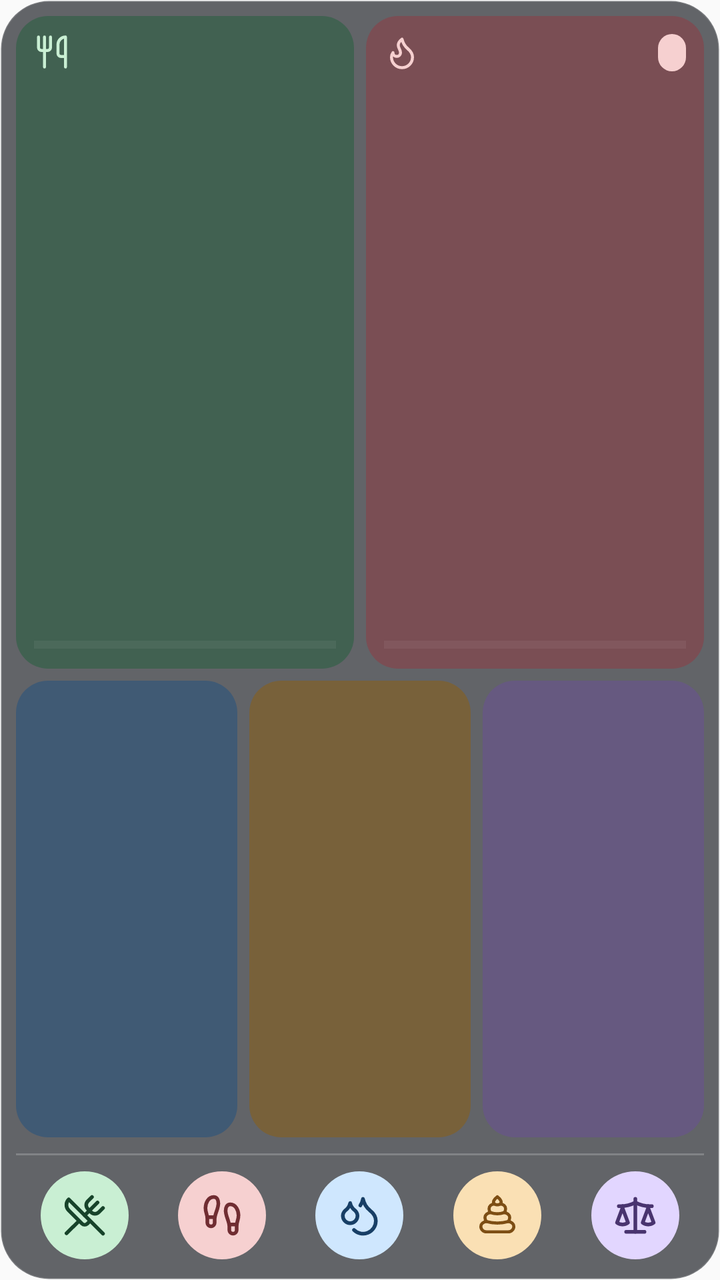
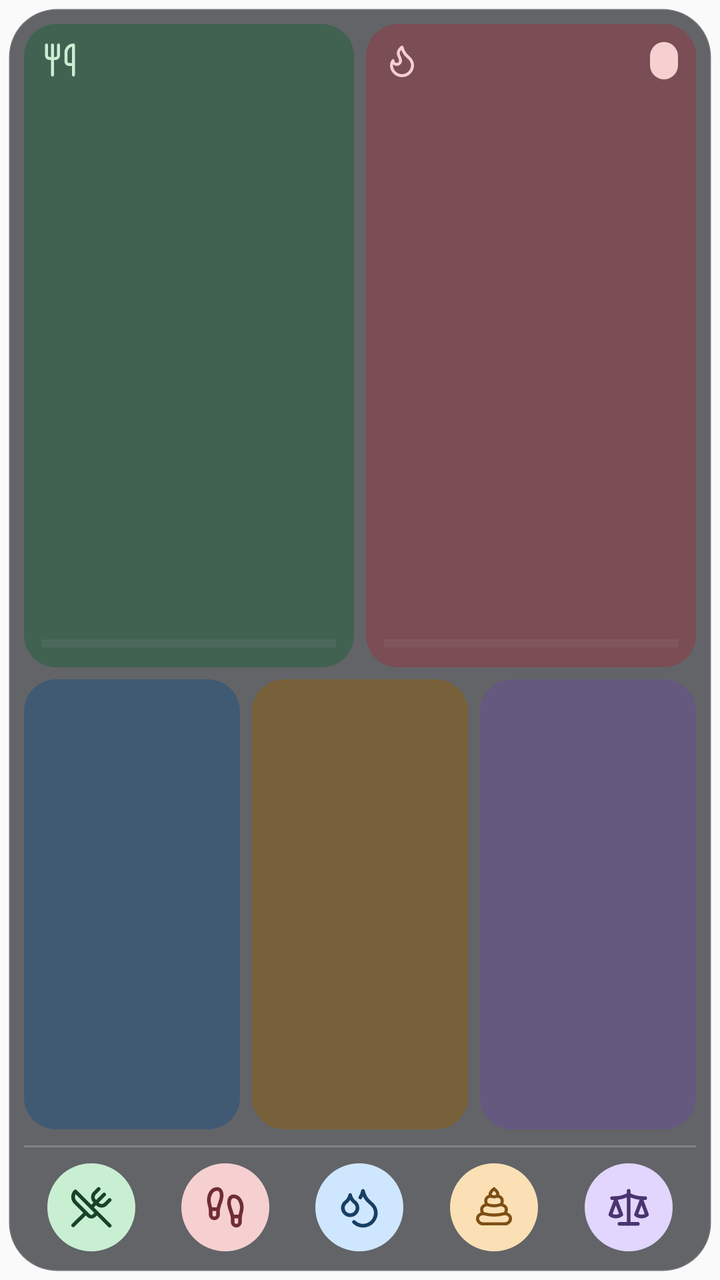

Screens rendered from an Android XML layout before and after an edit, with the pre-edit source and the edit as a unified diff.
<!-- AndroidManifest.xml: application theme AppTheme -->
<!-- res/layout/widget_large_dark.xml -->
<?xml version="1.0" encoding="utf-8"?>
<LinearLayout xmlns:android="http://schemas.android.com/apk/res/android"
    android:id="@+id/widget_root"
    android:layout_width="match_parent"
    android:layout_height="match_parent"
    android:background="@drawable/widget_surface_dark"
    android:orientation="vertical"
    android:padding="8dp">

    
    <LinearLayout
        android:layout_width="match_parent"
        android:layout_height="0dp"
        android:layout_weight="1"
        android:orientation="horizontal">

        <LinearLayout
            android:id="@+id/widget_intake_card"
            style="@style/WidgetCard"
            android:layout_width="0dp"
            android:layout_marginEnd="6dp"
            android:layout_weight="1"
            android:background="@drawable/widget_card_intake_dark">

            <LinearLayout style="@style/WidgetCardHeader">
                <ImageView
                    android:id="@+id/widget_intake_icon"
                    android:layout_width="18dp"
                    android:layout_height="18dp"
                    android:importantForAccessibility="no"
                    android:src="@drawable/widget_intake_icon_dark" />
                
                <FrameLayout
                    android:layout_width="0dp"
                    android:layout_height="0dp"
                    android:layout_weight="1" />
                <TextView
                    android:id="@+id/widget_intake_net"
                    style="@style/WidgetPill"
                    android:background="@drawable/widget_pill_surplus_dark"
                    android:textColor="#17432A"
                    android:visibility="gone" />
            </LinearLayout>

            <TextView
                android:id="@+id/widget_intake_value"
                style="@style/WidgetValue"
                android:textColor="#E6F8EB" />

            <ProgressBar
                android:id="@+id/widget_intake_bar"
                style="?android:attr/progressBarStyleHorizontal"
                android:layout_width="match_parent"
                android:layout_height="6dp"
                android:layout_marginTop="4dp"
                android:indeterminate="false"
                android:max="100"
                android:progress="0"
                android:progressBackgroundTint="#33FFFFFF"
                android:progressTint="#C9EFD3" />
        </LinearLayout>

        <LinearLayout
            android:id="@+id/widget_burned_card"
            style="@style/WidgetCard"
            android:layout_width="0dp"
            android:layout_weight="1"
            android:background="@drawable/widget_card_burned_dark">

            <LinearLayout style="@style/WidgetCardHeader">
                <ImageView
                    android:id="@+id/widget_burned_icon"
                    android:layout_width="18dp"
                    android:layout_height="18dp"
                    android:importantForAccessibility="no"
                    android:src="@drawable/widget_burned_icon_dark" />
                
                <FrameLayout
                    android:layout_width="0dp"
                    android:layout_height="0dp"
                    android:layout_weight="1" />
                <TextView
                    android:id="@+id/widget_burned_net"
                    style="@style/WidgetPill"
                    android:background="@drawable/widget_pill_deficit_dark"
                    android:textColor="#702D32" />
            </LinearLayout>

            <TextView
                android:id="@+id/widget_burned_value"
                style="@style/WidgetValue"
                android:textColor="#FBE9E9" />

            <ProgressBar
                android:id="@+id/widget_burned_bar"
                style="?android:attr/progressBarStyleHorizontal"
                android:layout_width="match_parent"
                android:layout_height="6dp"
                android:layout_marginTop="4dp"
                android:indeterminate="false"
                android:max="100"
                android:progress="0"
                android:progressBackgroundTint="#33FFFFFF"
                android:progressTint="#F6D0D0" />
        </LinearLayout>
    </LinearLayout>

    
    <LinearLayout
        android:layout_width="match_parent"
        android:layout_height="0dp"
        android:layout_marginTop="6dp"
        android:layout_weight="0.7"
        android:orientation="horizontal">

        <FrameLayout
            android:id="@+id/widget_carbs_card"
            style="@style/WidgetMacroCard"
            android:layout_marginEnd="6dp"
            android:background="@drawable/widget_card_carbs_dark">
            <TextView
                android:id="@+id/widget_carbs_letter"
                style="@style/WidgetMacroLetter"
                android:layout_gravity="top|start"
                android:textColor="#A9D2F7" />
            <LinearLayout style="@style/WidgetMacroBody">
                <TextView
                    android:id="@+id/widget_carbs_value"
                    style="@style/WidgetMacroValue"
                    android:textColor="#E3F1FF" />
                <TextView
                    android:id="@+id/widget_carbs_percent"
                    style="@style/WidgetMacroPercent"
                    android:textColor="#A9D2F7" />
            </LinearLayout>
        </FrameLayout>

        <FrameLayout
            android:id="@+id/widget_protein_card"
            style="@style/WidgetMacroCard"
            android:layout_marginEnd="6dp"
            android:background="@drawable/widget_card_protein_dark">
            <TextView
                android:id="@+id/widget_protein_letter"
                style="@style/WidgetMacroLetter"
                android:layout_gravity="top|start"
                android:textColor="#F0C888" />
            <LinearLayout style="@style/WidgetMacroBody">
                <TextView
                    android:id="@+id/widget_protein_value"
                    style="@style/WidgetMacroValue"
                    android:textColor="#FFF1D9" />
                <TextView
                    android:id="@+id/widget_protein_percent"
                    style="@style/WidgetMacroPercent"
                    android:textColor="#F0C888" />
            </LinearLayout>
        </FrameLayout>

        <FrameLayout
            android:id="@+id/widget_fat_card"
            style="@style/WidgetMacroCard"
            android:background="@drawable/widget_card_fat_dark">
            <TextView
                android:id="@+id/widget_fat_letter"
                style="@style/WidgetMacroLetter"
                android:layout_gravity="top|start"
                android:textColor="#C9B5F5" />
            <LinearLayout style="@style/WidgetMacroBody">
                <TextView
                    android:id="@+id/widget_fat_value"
                    style="@style/WidgetMacroValue"
                    android:textColor="#F1EAFF" />
                <TextView
                    android:id="@+id/widget_fat_percent"
                    style="@style/WidgetMacroPercent"
                    android:textColor="#C9B5F5" />
            </LinearLayout>
        </FrameLayout>
    </LinearLayout>

    <LinearLayout
        android:id="@+id/widget_divider"
        android:layout_width="match_parent"
        android:layout_height="1dp"
        android:layout_marginTop="8dp"
        android:layout_marginBottom="6dp"
        android:background="#33FFFFFF" />

    <include layout="@layout/widget_actions_five" />
</LinearLayout>
<!-- res/layout/widget_actions_five.xml (included above) -->
<?xml version="1.0" encoding="utf-8"?>
<LinearLayout xmlns:android="http://schemas.android.com/apk/res/android" android:layout_width="match_parent" android:layout_height="48dp" android:orientation="horizontal" android:gravity="center">
    <ImageButton android:id="@+id/widget_food" style="@style/WidgetAction"
        android:src="@drawable/widget_food_icon" android:contentDescription="@string/widget_food" />
    <ImageButton android:id="@+id/widget_movement" style="@style/WidgetAction"
        android:src="@drawable/widget_movement_icon" android:contentDescription="@string/widget_movement" />
    <ImageButton android:id="@+id/widget_water" style="@style/WidgetAction"
        android:src="@drawable/widget_water_icon" android:contentDescription="@string/widget_water" />
    <ImageButton android:id="@+id/widget_poop" style="@style/WidgetAction"
        android:src="@drawable/widget_poop_icon" android:contentDescription="@string/widget_poop" />
    <ImageButton android:id="@+id/widget_weight" style="@style/WidgetAction"
        android:src="@drawable/widget_weight_icon" android:contentDescription="@string/widget_weight" />
    <ImageButton android:id="@+id/widget_custom" style="@style/WidgetAction" android:visibility="gone"
        android:src="@drawable/widget_custom_icon" android:contentDescription="@string/widget_custom" />
</LinearLayout>
<!-- resources referenced by this layout -->
<resources>
  <!-- drawable widget_card_burned_dark (drawable) -->
  <?xml version="1.0" encoding="utf-8"?>
  <shape xmlns:android="http://schemas.android.com/apk/res/android" android:shape="rectangle">
      <solid android:color="#9E8A4249" />
      <corners android:radius="16dp" />
  </shape>
  <!-- drawable widget_card_carbs_dark (drawable) -->
  <?xml version="1.0" encoding="utf-8"?>
  <shape xmlns:android="http://schemas.android.com/apk/res/android" android:shape="rectangle">
      <solid android:color="#9E2C557D" />
      <corners android:radius="16dp" />
  </shape>
  <!-- drawable widget_card_fat_dark (drawable) -->
  <?xml version="1.0" encoding="utf-8"?>
  <shape xmlns:android="http://schemas.android.com/apk/res/android" android:shape="rectangle">
      <solid android:color="#9E6A5390" />
      <corners android:radius="16dp" />
  </shape>
  <!-- drawable widget_card_intake_dark (drawable) -->
  <?xml version="1.0" encoding="utf-8"?>
  <shape xmlns:android="http://schemas.android.com/apk/res/android" android:shape="rectangle">
      <solid android:color="#9E2E6045" />
      <corners android:radius="16dp" />
  </shape>
  <!-- drawable widget_card_protein_dark (drawable) -->
  <?xml version="1.0" encoding="utf-8"?>
  <shape xmlns:android="http://schemas.android.com/apk/res/android" android:shape="rectangle">
      <solid android:color="#9E87601F" />
      <corners android:radius="16dp" />
  </shape>
  <!-- drawable widget_pill_deficit_dark (drawable) -->
  <?xml version="1.0" encoding="utf-8"?>
  <shape xmlns:android="http://schemas.android.com/apk/res/android" android:shape="rectangle">
      <solid android:color="#F6D0D0" />
      <corners android:radius="12dp" />
  </shape>
  <!-- drawable widget_pill_surplus_dark (drawable) -->
  <?xml version="1.0" encoding="utf-8"?>
  <shape xmlns:android="http://schemas.android.com/apk/res/android" android:shape="rectangle">
      <solid android:color="#C9EFD3" />
      <corners android:radius="12dp" />
  </shape>
  <string name="widget_custom">Custom</string>
  <string name="widget_food">Food</string>
  <string name="widget_movement">Movement</string>
  <string name="widget_poop">Poop</string>
  <string name="widget_water">Water</string>
  <string name="widget_weight">Weight</string>
  <style name="WidgetCard">
          <item name="android:layout_height">match_parent</item>
          <item name="android:orientation">vertical</item>
          <item name="android:padding">9dp</item>
      </style>
  <style name="WidgetCardHeader">
          <item name="android:layout_width">match_parent</item>
          <item name="android:layout_height">wrap_content</item>
          <item name="android:gravity">center_vertical</item>
          <item name="android:orientation">horizontal</item>
      </style>
  <style name="WidgetMacroBody">
          <item name="android:layout_width">match_parent</item>
          <item name="android:layout_height">match_parent</item>
          <item name="android:gravity">center</item>
          <item name="android:orientation">vertical</item>
          <item name="android:padding">6dp</item>
      </style>
  <style name="WidgetMacroCard">
          <item name="android:layout_width">0dp</item>
          <item name="android:layout_height">match_parent</item>
          <item name="android:layout_weight">1</item>
          <item name="android:padding">0dp</item>
      </style>
  <style name="AppTheme" parent="Theme.AppCompat.Light.DarkActionBar">
          
          <item name="colorPrimary">@color/colorPrimary</item>
          <item name="colorPrimaryDark">@color/colorPrimaryDark</item>
          <item name="colorAccent">@color/colorAccent</item>
      </style>
  <!-- drawable widget_ripple (drawable) -->
  <?xml version="1.0" encoding="utf-8"?>
  <ripple xmlns:android="http://schemas.android.com/apk/res/android" android:color="#24000000"><item android:id="@android:id/mask"><shape android:shape="oval"><solid android:color="#FFFFFF" /></shape></item></ripple>
  <!-- unchanged entries left out for length: 15 -->
</resources>

<!-- the commit's change to res/layout/widget_large_dark.xml (unified diff, before → after) -->
@@ -1,5 +1,11 @@
 <?xml version="1.0" encoding="utf-8"?>
-<LinearLayout xmlns:android="http://schemas.android.com/apk/res/android"
+<FrameLayout xmlns:android="http://schemas.android.com/apk/res/android"
+    android:layout_width="match_parent"
+    android:layout_height="match_parent"
+    android:clipChildren="false"
+    android:clipToPadding="false"
+    android:padding="4dp">
+<LinearLayout
     android:id="@+id/widget_root"
     android:layout_width="match_parent"
     android:layout_height="match_parent"
@@ -189,6 +195,7 @@
 
     <include layout="@layout/widget_actions_five" />
 </LinearLayout>
+</FrameLayout>
 <!-- res/layout/widget_actions_five.xml (included above) -->
 <?xml version="1.0" encoding="utf-8"?>
 <LinearLayout xmlns:android="http://schemas.android.com/apk/res/android" android:layout_width="match_parent" android:layout_height="48dp" android:orientation="horizontal" android:gravity="center">
